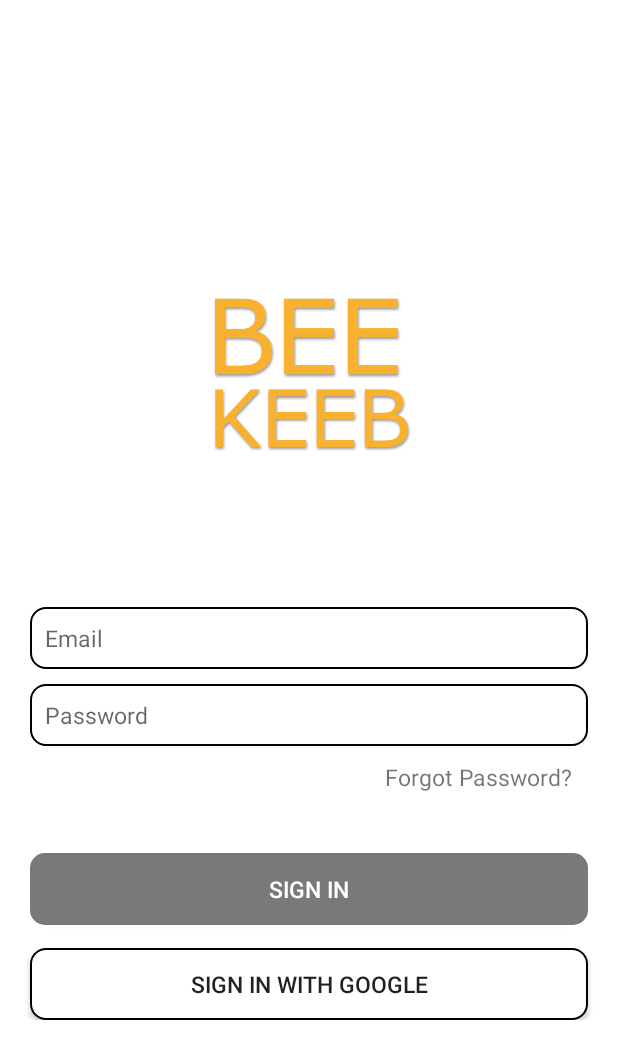
After one commit to JonathanRainee/BeeKeeb, an Android app: the LoginEmailActivity screen opened directly, with no data from a screen before it, on a phone screen of 412 x 824 dp. The commit adds this screen. Shown: the top 1059 px of the screen. Run offline under Robolectric (Android 15) with nearby library versions, the phone set to English and light mode, and no system bars; our stand-ins replace Firebase (no records; nobody signed in at launch, a user with empty details on screens opened directly).

Commit message:
login regis

```diff
--- a/BeeKeeb/app/src/main/java/com/example/beekeeb/Register_activity.kt
+++ b/BeeKeeb/app/src/main/java/com/example/beekeeb/HomepageActivity.kt
@@ -3,9 +3,9 @@ package com.example.beekeeb
 import androidx.appcompat.app.AppCompatActivity
 import android.os.Bundle
 
-class Register_activity : AppCompatActivity() {
+class HomepageActivity : AppCompatActivity() {
     override fun onCreate(savedInstanceState: Bundle?) {
         super.onCreate(savedInstanceState)
-        setContentView(R.layout.register_layout)
+        setContentView(R.layout.activity_homepage)
     }
 }
--- /dev/null
+++ b/BeeKeeb/app/src/main/java/com/example/beekeeb/LoginEmailActivity.kt
@@ -0,0 +1,50 @@
+package com.example.beekeeb
+
+import android.content.Intent
+import androidx.appcompat.app.AppCompatActivity
+import android.os.Bundle
+import android.widget.Toast
+import com.example.beekeeb.databinding.ActivityMainBinding
+import com.google.firebase.auth.FirebaseAuth
+
+class LoginEmailActivity : AppCompatActivity() {
+
+    private lateinit var binding: ActivityMainBinding
+    private lateinit var firebaseAuth: FirebaseAuth
+
+    override fun onCreate(savedInstanceState: Bundle?) {
+        super.onCreate(savedInstanceState)
+
+        binding = ActivityMainBinding.inflate(layoutInflater)
+        setContentView(binding.root)
+
+        firebaseAuth = FirebaseAuth.getInstance()
+
+        binding.btnSignIn.setOnClickListener{
+            val email = binding.etEmail.text.toString()
+            val pass = binding.etPass.text.toString()
+
+            if(email.isEmpty() || pass.isEmpty()){
+                Toast.makeText(this, "Please fill all of the required fields", Toast.LENGTH_SHORT).show()
+            }else{
+                firebaseAuth.signInWithEmailAndPassword(email, pass).addOnCompleteListener{
+                    if(it.isSuccessful){
+                        val intent = Intent(this, HomepageActivity::class.java)
+                        startActivity(intent)
+                    }else{
+                        Toast.makeText(this, "Please enter the right credentials", Toast.LENGTH_SHORT).show()
+                    }
+                }
+            }
+        }
+    }
+
+    override fun onStart() {
+        super.onStart()
+
+        if(firebaseAuth.currentUser != null){
+            val intent = Intent(this, HomepageActivity::class.java)
+            startActivity(intent)
+        }
+    }
+}
--- a/BeeKeeb/app/src/main/java/com/example/beekeeb/LoginOption_activity.kt
+++ b/BeeKeeb/app/src/main/java/com/example/beekeeb/LoginOption_activity.kt
@@ -13,7 +13,7 @@ class LoginOption_activity : AppCompatActivity() {
         val emailButton = findViewById<Button>(R.id.btnEmail)
 
         emailButton.setOnClickListener(){
-            val intentEmail = Intent(this@LoginOption_activity, loginEmail_activity::class.java)
+            val intentEmail = Intent(this, LoginEmailActivity::class.java)
             startActivity(intentEmail)
         }
     }
--- a/BeeKeeb/app/src/main/java/com/example/beekeeb/MainActivity.kt
+++ b/BeeKeeb/app/src/main/java/com/example/beekeeb/MainActivity.kt
@@ -14,12 +14,12 @@ class MainActivity : AppCompatActivity() {
         val signUpBtn = findViewById<Button>(R.id.btnSignUp)
 
         signInBtn.setOnClickListener(){
-            val intentSignIn = Intent(this@MainActivity, LoginOption_activity::class.java)
+            val intentSignIn = Intent(this, LoginOption_activity::class.java)
             startActivity(intentSignIn)
         }
 
         signUpBtn.setOnClickListener(){
-            val intentSignUp = Intent(this@MainActivity, Register_activity::class.java)
+            val intentSignUp = Intent(this, RegisterActivity::class.java)
             startActivity(intentSignUp)
         }
     }
--- a/BeeKeeb/app/src/main/res/layout/activity_main.xml
+++ b/BeeKeeb/app/src/main/res/layout/activity_main.xml
@@ -19,6 +19,7 @@
             android:src="@drawable/logo1" />
 
         <EditText
+            android:id="@+id/etEmail"
             android:layout_width="match_parent"
             android:layout_height="wrap_content"
             android:layout_marginStart="20dp"
@@ -31,6 +32,7 @@
             android:textSize="15sp"/>
 
         <EditText
+            android:id="@+id/etPass"
             android:layout_width="match_parent"
             android:layout_height="wrap_content"
             android:layout_marginStart="20dp"
@@ -53,6 +55,7 @@
             android:textSize="15sp"/>
 
         <androidx.appcompat.widget.AppCompatButton
+            android:id="@+id/btnSignIn"
             android:layout_width="match_parent"
             android:layout_height="wrap_content"
             android:layout_marginStart="20dp"
--- a/BeeKeeb/app/src/main/res/values-night/themes.xml
+++ b/BeeKeeb/app/src/main/res/values-night/themes.xml
@@ -3,7 +3,7 @@
     <style name="Theme.BeeKeeb" parent="Theme.MaterialComponents.DayNight.NoActionBar">
         <!-- Primary brand color. -->
         <item name="colorPrimary">@color/purple_200</item>
-        <item name="colorPrimaryVariant">@color/purple_700</item>
+        <item name="colorPrimaryVariant">@color/black</item>
         <item name="colorOnPrimary">@color/black</item>
         <!-- Secondary brand color. -->
         <item name="colorSecondary">@color/teal_200</item>
--- a/BeeKeeb/app/src/main/res/values/themes.xml
+++ b/BeeKeeb/app/src/main/res/values/themes.xml
@@ -3,7 +3,7 @@
     <style name="Theme.BeeKeeb" parent="Theme.MaterialComponents.DayNight.NoActionBar">
         <!-- Primary brand color. -->
         <item name="colorPrimary">@color/purple_500</item>
-        <item name="colorPrimaryVariant">@color/purple_700</item>
+        <item name="colorPrimaryVariant">@color/black</item>
         <item name="colorOnPrimary">@color/white</item>
         <!-- Secondary brand color. -->
         <item name="colorSecondary">@color/teal_200</item>
```
Also changed, not shown: BeeKeeb/app/build.gradle (+11 -0 lines), BeeKeeb/app/src/main/AndroidManifest.xml (+5 -2 lines), BeeKeeb/app/src/main/java/com/example/beekeeb/RegisterActivity.kt (added, +69 -0 lines), BeeKeeb/app/src/main/java/com/example/beekeeb/loginEmail_activity.kt (deleted, +0 -11 lines), BeeKeeb/app/src/main/res/layout/activity_homepage.xml (added, +14 -0 lines), BeeKeeb/app/src/main/res/layout/activity_register.xml (renamed from BeeKeeb/app/src/main/res/layout/register_layout.xml, +17 -11 lines), BeeKeeb/build.gradle (+21 -1 lines), 1 other file.
